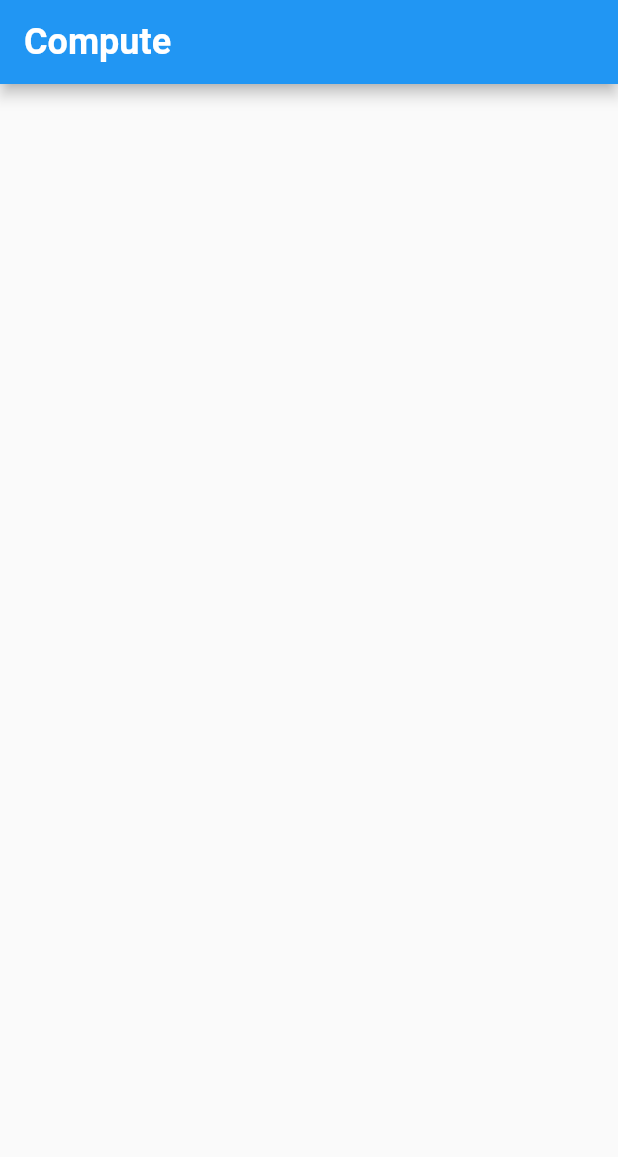
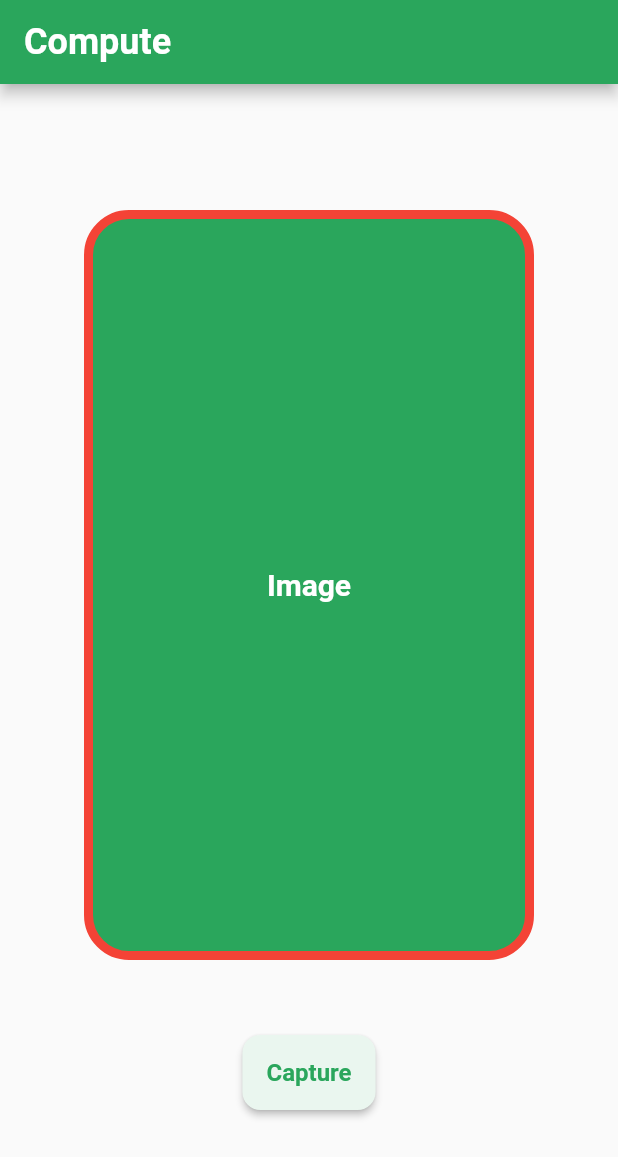
Before and after one commit to Tukhtamurodov-Sardorbek/Multithreading, a Flutter app: the screen it shows after launch, on a phone screen of 412 x 824 dp. Shown: the top 1157 px of the screen. Run offline on Flutter 3.47's test engine with Material 2 defaults, Android fonts, the phone set to English and light mode, and no system bars; our stand-ins replace screenshot.

Commit message:
Initial Commit

```diff
--- a/lib/components/app_bar.dart
+++ b/lib/components/app_bar.dart
@@ -7,6 +7,7 @@ class CustomAppBar extends StatelessWidget {
   @override
   Widget build(BuildContext context) {
     return AppBar(
+      backgroundColor: const Color(0xFF2AA65C),
       title: Text(
         title,
         style: const TextStyle(
--- a/lib/compute.dart
+++ b/lib/compute.dart
@@ -1,8 +1,60 @@
+import 'dart:typed_data';
+import 'dart:ui' as ui;
+import 'package:flutter/foundation.dart';
 import 'package:flutter/material.dart';
+import 'package:flutter/rendering.dart';
+import 'package:multithreading/app.dart';
 import 'components/app_bar.dart';
+import 'package:multithreading/components/receipt.dart';
 
-class Compute extends StatelessWidget {
+class Compute extends StatefulWidget {
   const Compute({Key? key}) : super(key: key);
+
+  @override
+  State<Compute> createState() => _ComputeState();
+}
+
+class _ComputeState extends State<Compute> {
+  Uint8List? widgetImage;
+  bool isLoading = false;
+
+  Future<void> captureWidget() async {
+    isLoading = true;
+    setState(() {});
+    // widgetImage = await compute(capture, 10.0);
+    // widgetImage = await capture(10.0);
+    if (widgetImage == null) {
+      widgetImage = await capture(10.0);
+    } else {
+      widgetImage = null;
+    }
+    setState(() {});
+  }
+
+  Future update() async {
+    captureWidget().then((value) {
+      Future.delayed(const Duration(milliseconds: 900), () {
+        setState(() {
+          isLoading = false;
+        });
+      });
+    });
+  }
+
+  void _captureWidget() async {
+    RenderRepaintBoundary boundary =
+        globalKey.currentContext!.findRenderObject() as RenderRepaintBoundary;
+
+    ui.Image image = await boundary.toImage(pixelRatio: 10);
+    ByteData? byteData = await image.toByteData(format: ui.ImageByteFormat.png);
+    if (byteData != null) {
+      Uint8List bytes = byteData.buffer.asUint8List();
+
+      setState(() {
+        widgetImage = bytes;
+      });
+    }
+  }
 
   @override
   Widget build(BuildContext context) {
@@ -11,10 +63,79 @@ class Compute extends StatelessWidget {
         preferredSize: Size(double.infinity, kToolbarHeight),
         child: CustomAppBar(title: 'Compute'),
       ),
-      body: Column(
-        mainAxisAlignment: MainAxisAlignment.center,
+      body: Stack(
         children: [
-
+          Positioned.fill(
+            child: Center(
+              child: Column(
+                mainAxisSize: MainAxisSize.min,
+                children: [
+                  // widgetImage == null ? repaintBoundary() : Container(
+                  //   height: 500,
+                  //   width: 300,
+                  //   alignment: Alignment.center,
+                  //   decoration: BoxDecoration(
+                  //     color: const Color(0xFF2AA65C),
+                  //     borderRadius: BorderRadius.circular(30.0),
+                  //     border: Border.all(color: Colors.red, width: 6),
+                  //   ),
+                  //   child: Image.memory(widgetImage!),
+                  // ),
+                  Container(
+                    height: 500,
+                    width: 300,
+                    alignment: Alignment.center,
+                    decoration: BoxDecoration(
+                      color: widgetImage == null
+                          ? const Color(0xFF2AA65C)
+                          : Colors.white,
+                      borderRadius: BorderRadius.circular(30.0),
+                      border: Border.all(color: Colors.red, width: 6),
+                    ),
+                    child: widgetImage == null
+                        ? const Text(
+                            'Image',
+                            style: TextStyle(
+                              color: Colors.white,
+                              fontSize: 20,
+                              fontWeight: FontWeight.bold,
+                            ),
+                          )
+                        : Image.memory(widgetImage!),
+                  ),
+                  const SizedBox(height: 50),
+                  ElevatedButton(
+                    onPressed: () {
+                      // captureWidget();
+                      update();
+                    },
+                    style: ElevatedButton.styleFrom(
+                      backgroundColor: const Color(0xFFEAF6EF),
+                      fixedSize: const Size(double.infinity, 50),
+                      shape: RoundedRectangleBorder(
+                        borderRadius: BorderRadius.circular(12.0),
+                      ),
+                    ),
+                    child: const Text(
+                      'Capture',
+                      style: TextStyle(
+                        color: Color(0xFF2AA65C),
+                        fontSize: 16,
+                        fontWeight: FontWeight.w700,
+                      ),
+                    ),
+                  ),
+                ],
+              ),
+            ),
+          ),
+          if (isLoading)
+            const Center(
+              child: CircularProgressIndicator(
+                color: Colors.black,
+                strokeWidth: 6,
+              ),
+            ),
         ],
       ),
     );
--- a/lib/main.dart
+++ b/lib/main.dart
@@ -1,8 +1,5 @@
-import 'dart:typed_data';
-import 'package:screenshot/screenshot.dart';
 import 'package:flutter/material.dart';
 import 'app.dart';
-import 'components/shape.dart';
 
 void main() {
   runApp(
```
Also changed, not shown: lib/components/receipt.dart (+43 -24 lines).
